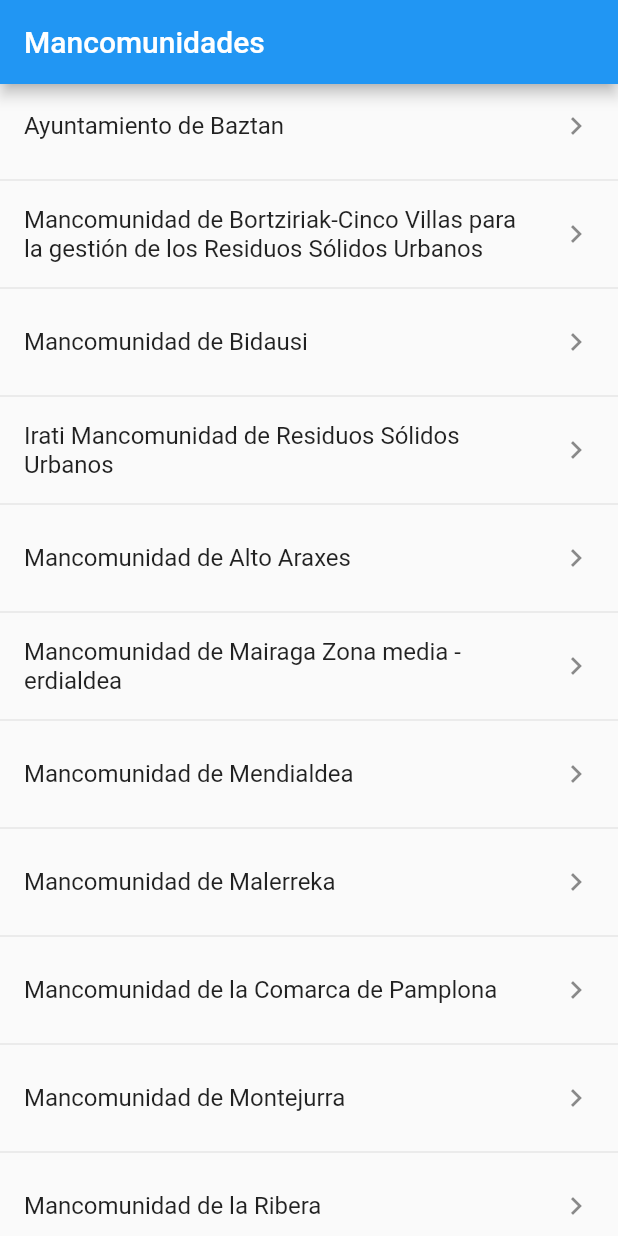
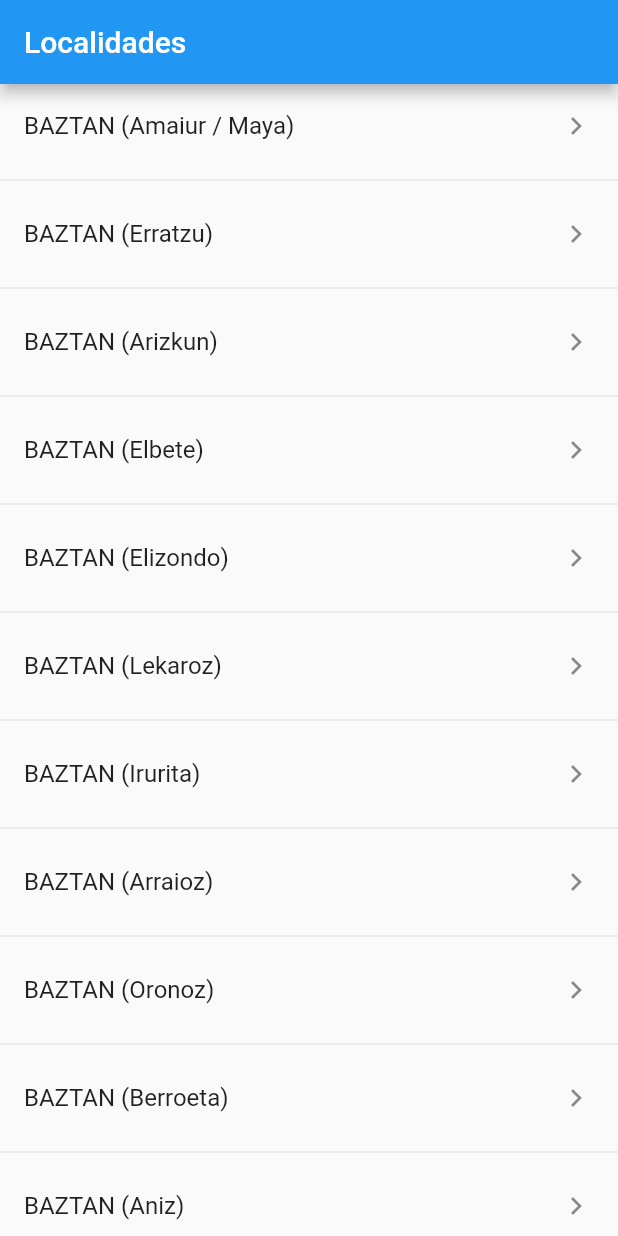
Before and after one commit to aetxabao/puntosreciclaje, a Flutter app: the screen it shows after launch, on a phone screen of 412 x 824 dp. Run offline on Flutter 3.47's test engine with Material 2 defaults, Android fonts, the light colour scheme and no system bars.

Commit message:
Localidades

```diff
--- a/lib/main.dart
+++ b/lib/main.dart
@@ -1,4 +1,5 @@
 import 'package:flutter/material.dart';
+import 'package:puntosreciclaje/screens/lista_localidades_screen.dart';
 import 'package:puntosreciclaje/screens/lista_mancomunidades_screen.dart';
 import 'package:puntosreciclaje/screens/listpuntos_screen.dart';
 import 'package:puntosreciclaje/screens/listview_screen.dart';
@@ -10,8 +11,8 @@ class MyApp extends StatelessWidget {
   Widget build(BuildContext context) {
     return MaterialApp(
       title: 'Material App',
-      home:
-          ListaMancomunidadesScreen(), //ListPuntosScreen(), //ListViewScreen(),
+      home: ListaLocalidadesScreen(),
+      //ListaMancomunidadesScreen(), //ListPuntosScreen(), //ListViewScreen(),
     );
   }
 }
--- a/lib/providers/puntos_provider.dart
+++ b/lib/providers/puntos_provider.dart
@@ -16,6 +16,7 @@ class PuntosProvider {
   List<PuntoReciclaje> listaPuntos = [];
 
   List<String> listaMancomunidades = [];
+  List<String> listaLocalidadesMancomunidad = [];
 
   Future<List<PuntoReciclaje>> cargarPuntos() async {
     final data =
@@ -40,6 +41,20 @@ class PuntosProvider {
     });
     return listaMancomunidades;
   }
+
+  Future<List<String>> cargarLocalidades(String mancomunidad) async {
+    if (listaPuntos.length == 0) {
+      await cargarPuntos();
+    }
+    listaLocalidadesMancomunidad = [];
+    listaPuntos.forEach((pr) {
+      if ((pr.mancomunidad == mancomunidad) &&
+          (listaLocalidadesMancomunidad.indexOf(pr.localidad) < 0)) {
+        listaLocalidadesMancomunidad.add(pr.localidad);
+      }
+    });
+    return listaLocalidadesMancomunidad;
+  }
 }
 
 final puntosProvider = new PuntosProvider();
--- /dev/null
+++ b/lib/screens/lista_localidades_screen.dart
@@ -0,0 +1,44 @@
+import 'package:flutter/material.dart';
+import 'package:puntosreciclaje/providers/puntos_provider.dart';
+
+class ListaLocalidadesScreen extends StatelessWidget {
+  @override
+  Widget build(BuildContext context) {
+    return Scaffold(
+      appBar: AppBar(
+        title: Text("Localidades"),
+      ),
+      body: _lista(),
+    );
+  }
+
+  Widget _lista() {
+    return FutureBuilder(
+      future: puntosProvider.cargarLocalidades("Ayuntamiento de Baztan"),
+      initialData: [],
+      builder: (context, snapshot) {
+        if (snapshot.connectionState == ConnectionState.done) {
+          return ListView(
+            children: _listaElementos(snapshot.data),
+          );
+        } else {
+          return Center(child: CircularProgressIndicator());
+        }
+      },
+    );
+  }
+
+  List<Widget> _listaElementos(List<String> data) {
+    final List<Widget> lst = [];
+    data.forEach((element) {
+      final w = ListTile(
+        title: Text(element),
+        trailing: Icon(Icons.keyboard_arrow_right),
+        onTap: () {},
+      );
+      lst.add(w);
+      lst.add(Divider());
+    });
+    return lst;
+  }
+}
```
